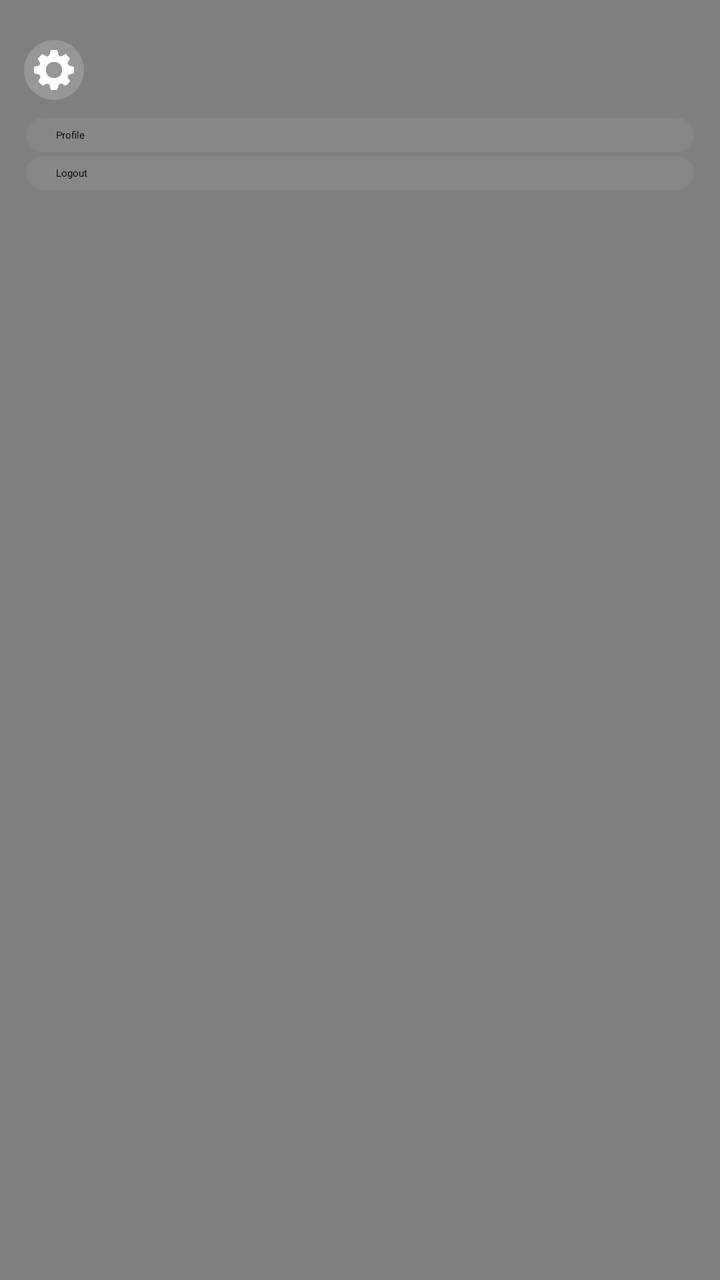
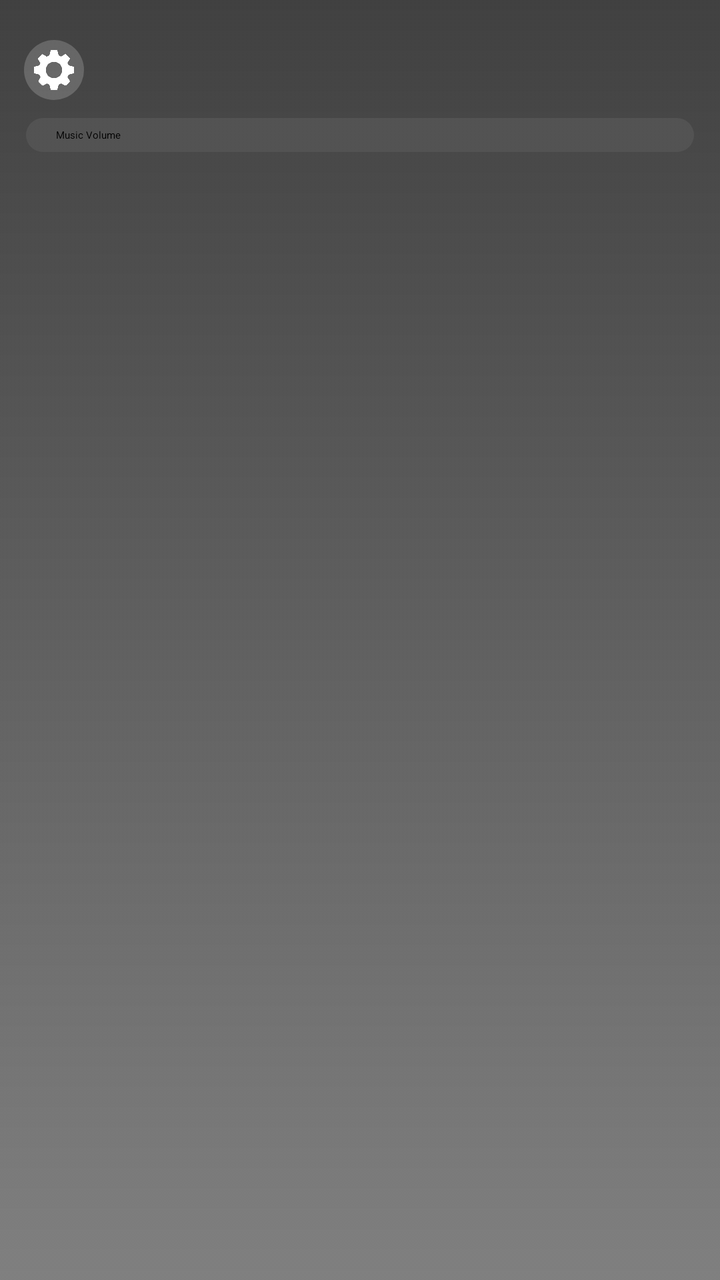

Before-and-after screenshots of an Android layout around one commit, followed by the original layout XML and the change that was made.
<!-- AndroidManifest.xml: application theme Theme.PlatinumKaraoke -->
<!-- res/layout/popup_settings.xml -->
<?xml version="1.0" encoding="utf-8"?>
<LinearLayout
    xmlns:android="http://schemas.android.com/apk/res/android"
    android:layout_width="200dp"
    android:layout_height="wrap_content"
    android:orientation="vertical"
    android:background="@drawable/bg_settings_popup"
    android:padding="12dp">


    <ImageView
        android:layout_width="30dp"
        android:layout_height="30dp"
        android:layout_marginVertical="8dp"
        android:padding="5dp"
        android:src="@drawable/gear1"
        android:background="@drawable/selector_button"
        android:tint="@color/selector_icon_tint"
        android:focusable="true"
        android:focusableInTouchMode="true"
        android:contentDescription="@string/btn_settings"/>

    <TextView
        android:id="@+id/btn_profile"
        android:layout_width="match_parent"
        android:layout_height="wrap_content"
        android:text="Profile"
        android:paddingHorizontal="15dp"
        android:paddingVertical="5dp"
        android:focusable="true"
        android:layout_margin="1dp"
        android:background="@drawable/selector_bg_transparent"/>

    <TextView
        android:id="@+id/btn_logout"
        android:layout_width="match_parent"
        android:layout_height="wrap_content"
        android:text="Logout"
        android:paddingHorizontal="15dp"
        android:paddingVertical="5dp"
        android:layout_margin="1dp"
        android:focusable="true"
        android:background="@drawable/selector_bg_transparent"/>

</LinearLayout>
<!-- resources referenced by this layout -->
<resources>
  <!-- drawable bg_settings_popup (drawable) -->
  <selector xmlns:android="http://schemas.android.com/apk/res/android">
  
      
      <item>
          <shape android:shape="rectangle">
              <solid android:color="#80010101"/>
          </shape>
      </item>
  
  </selector>
  <!-- drawable gear1: png bitmap (drawable, 17419 bytes) -->
  <!-- drawable selector_bg_transparent (drawable) -->
  <?xml version="1.0" encoding="utf-8"?>
  <selector xmlns:android="http://schemas.android.com/apk/res/android">
  
      
      <item android:state_focused="true">
          <shape android:shape="rectangle">
              <solid android:color="#40FFFFFF"/>
              <corners android:radius="10dp"/>
          </shape>
      </item>
  
  
  
      
      <item>
          <shape android:shape="rectangle">
              <solid android:color="#10FFFFFF"/>
              <corners android:radius="10dp"/>
          </shape>
      </item>
  
  </selector>
  <!-- drawable selector_button (drawable) -->
  <selector xmlns:android="http://schemas.android.com/apk/res/android">
  
      
      <item android:state_focused="true">
          <shape android:shape="rectangle">
              <solid android:color="#FFFFFF"/>
              <corners android:radius="30dp"/>
          </shape>
      </item>
  
  
  
      
      <item>
          <shape android:shape="rectangle">
              <solid android:color="#30FFFFFF"/>
              <corners android:radius="30dp"/>
          </shape>
      </item>
  
  </selector>
  <string name="btn_settings">Settings Icon</string>
  <style name="Theme.PlatinumKaraoke" parent="@style/Theme.Leanback" />
</resources>

<!-- the commit's change to res/layout/popup_settings.xml (unified diff, before → after) -->
@@ -20,26 +20,39 @@
         android:focusableInTouchMode="true"
         android:contentDescription="@string/btn_settings"/>
 
-    <TextView
-        android:id="@+id/btn_profile"
+
+
+    <LinearLayout
+        android:id="@+id/layout_music_volume"
         android:layout_width="match_parent"
         android:layout_height="wrap_content"
-        android:text="Profile"
-        android:paddingHorizontal="15dp"
-        android:paddingVertical="5dp"
-        android:focusable="true"
-        android:layout_margin="1dp"
-        android:background="@drawable/selector_bg_transparent"/>
-
-    <TextView
-        android:id="@+id/btn_logout"
-        android:layout_width="match_parent"
-        android:layout_height="wrap_content"
-        android:text="Logout"
+        android:orientation="horizontal"
         android:paddingHorizontal="15dp"
         android:paddingVertical="5dp"
         android:layout_margin="1dp"
-        android:focusable="true"
-        android:background="@drawable/selector_bg_transparent"/>
+        android:background="@drawable/selector_bg_transparent">
+
+            <TextView
+            android:layout_width="0dp"
+            android:layout_weight="1"
+            android:layout_height="wrap_content"
+            android:id="@+id/music_volume"
+            android:text="Music Volume"/>
+
+            
+
+        <SeekBar
+            android:id="@+id/seek_music_volume"
+            android:layout_width="0dp"
+            android:layout_weight="1"
+            android:layout_height="wrap_content"
+            android:max="100"
+            android:progress="50"
+            android:focusable="true"
+            android:focusableInTouchMode="true"/>
+
+    </LinearLayout>
+
+
 
 </LinearLayout>
<!-- resource entries referenced after the edit -->
@@ -6,7 +6,10 @@
       
       <item>
           <shape android:shape="rectangle">
-              <solid android:color="#80010101"/>
+              <gradient
+                  android:startColor="#bf010101"
+                  android:endColor="#80010101"
+                  android:angle="270"/>
           </shape>
       </item>
   
@@ -17,7 +20,7 @@
   <selector xmlns:android="http://schemas.android.com/apk/res/android">
   
       
-      <item android:state_focused="true">
+      <item android:state_activated="true">
           <shape android:shape="rectangle">
               <solid android:color="#40FFFFFF"/>
               <corners android:radius="10dp"/>
